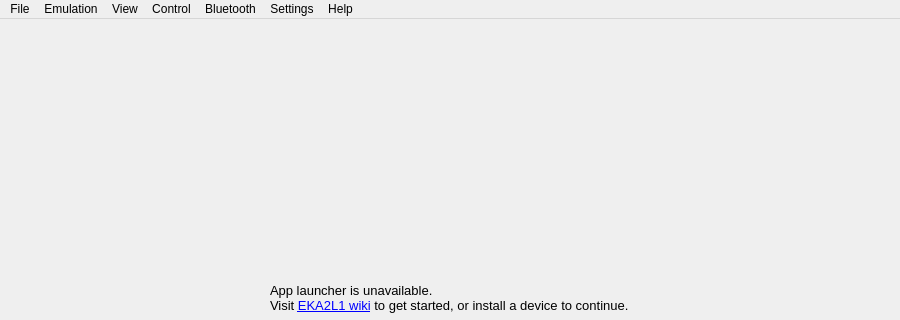
EKA2L1/EKA2L1, file src/emu/qt/src/mainwindow.ui: the form before one commit; both pictures show x 0 to 900 and y 0 to 320 of the 900 by 600 pixel window.
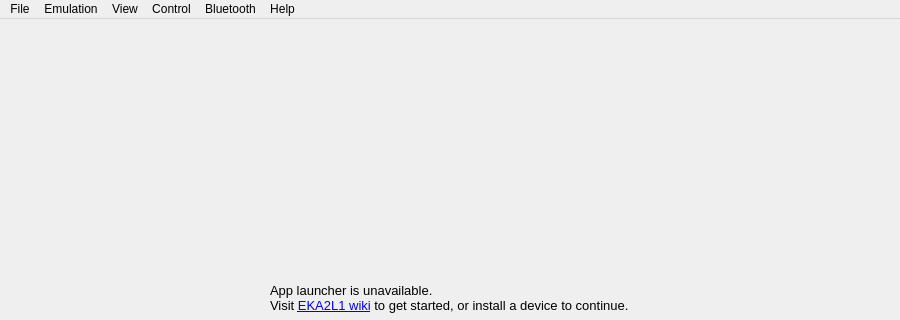
The form after the commit. Icons and pictures are not drawn.

Commit message: fix(desktop): expose Settings in the macOS application menu

What changed in the file:
```diff
--- a/src/emu/qt/src/mainwindow.ui
+++ b/src/emu/qt/src/mainwindow.ui
@@ -155,7 +155,6 @@
    <addaction name="menu_view"/>
    <addaction name="menu_control"/>
    <addaction name="menu_bluetooth"/>
-   <addaction name="action_settings"/>
    <addaction name="menu_help"/>
   </widget>
   <widget class="QStatusBar" name="status_bar"/>
```
Left out of the diff: 5 changed lines with no effect on the pictures.
